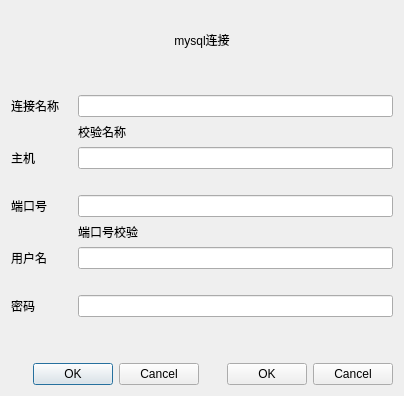
Above: static/ui/conn_dialog.ui from xiqiuyimeng/code-generator before the change. Below: the same form after it.
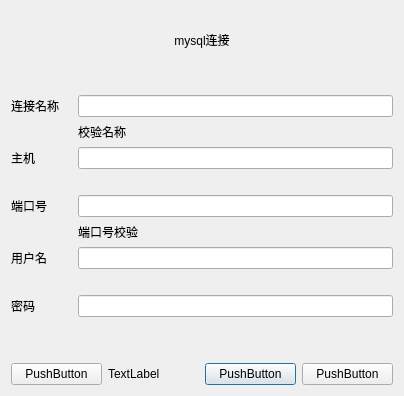
That is the form after the change.

Commit message: 添加连接对话框按钮修改

The edit to the form file:
```diff
--- a/static/ui/conn_dialog.ui
+++ b/static/ui/conn_dialog.ui
@@ -7,7 +7,7 @@
     <x>0</x>
     <y>0</y>
     <width>404</width>
-    <height>367</height>
+    <height>371</height>
    </rect>
   </property>
   <property name="windowTitle">
@@ -146,18 +146,32 @@
     </widget>
    </item>
    <item>
-    <layout class="QHBoxLayout" name="horizontalLayout">
-     <item>
-      <widget class="QDialogButtonBox" name="buttonBox_2">
-       <property name="standardButtons">
-        <set>QDialogButtonBox::Cancel|QDialogButtonBox::Ok</set>
+    <layout class="QGridLayout" name="gridLayout_2">
+     <item row="0" column="2">
+      <widget class="QPushButton" name="pushButton_2">
+       <property name="text">
+        <string>PushButton</string>
        </property>
       </widget>
      </item>
-     <item>
-      <widget class="QDialogButtonBox" name="buttonBox">
-       <property name="standardButtons">
-        <set>QDialogButtonBox::Cancel|QDialogButtonBox::Ok</set>
+     <item row="0" column="0">
+      <widget class="QPushButton" name="pushButton">
+       <property name="text">
+        <string>PushButton</string>
+       </property>
+      </widget>
+     </item>
+     <item row="0" column="1">
+      <widget class="QLabel" name="label">
+       <property name="text">
+        <string>TextLabel</string>
+       </property>
+      </widget>
+     </item>
+     <item row="0" column="3">
+      <widget class="QPushButton" name="pushButton_3">
+       <property name="text">
+        <string>PushButton</string>
        </property>
       </widget>
      </item>
```
Left out of the diff: 2 changed lines with no effect on the pictures. The commit also changes 1 other file.
